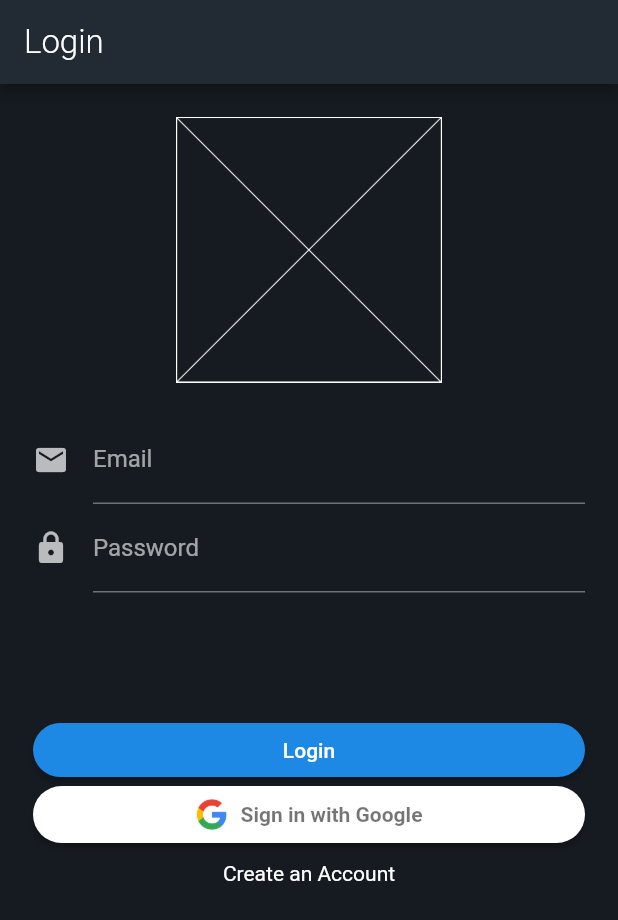
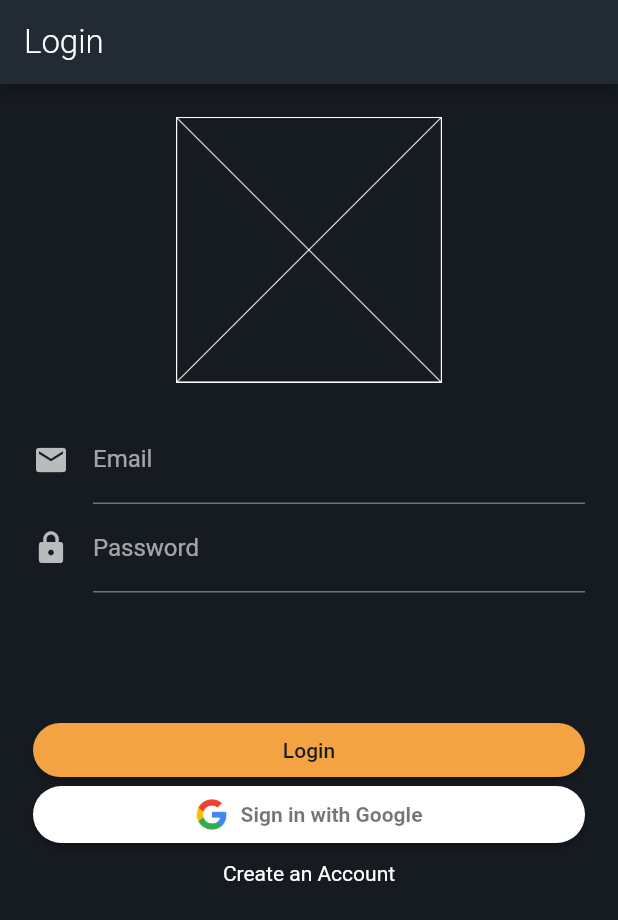
Before and after one commit to Emil1483/find_devs, a Flutter app: the screen it shows after launch, on a phone screen of 412 x 824 dp. Shown: the top 920 px of the screen. Run offline on Flutter 3.47's test engine with Material 2 defaults, Android fonts, the phone set to English and light mode, and no system bars; our stand-ins replace firebase_auth, google_sign_in; accounts and stored records are empty.

Commit message:
improve auth looks

```diff
--- a/lib/routes/auth_route.dart
+++ b/lib/routes/auth_route.dart
@@ -108,8 +108,11 @@ class _AuthRouteState extends State<AuthRoute>
 
   Widget _buildLogin(BuildContext context) {
     User user = Provider.of<User>(context, listen: false);
+    ThemeData theme = Theme.of(context);
 
     return RaisedButton(
+      color: theme.accentColor,
+      textColor: theme.canvasColor,
       shape: RoundedRectangleBorder(
         borderRadius: BorderRadius.circular(30.0),
       ),
```
